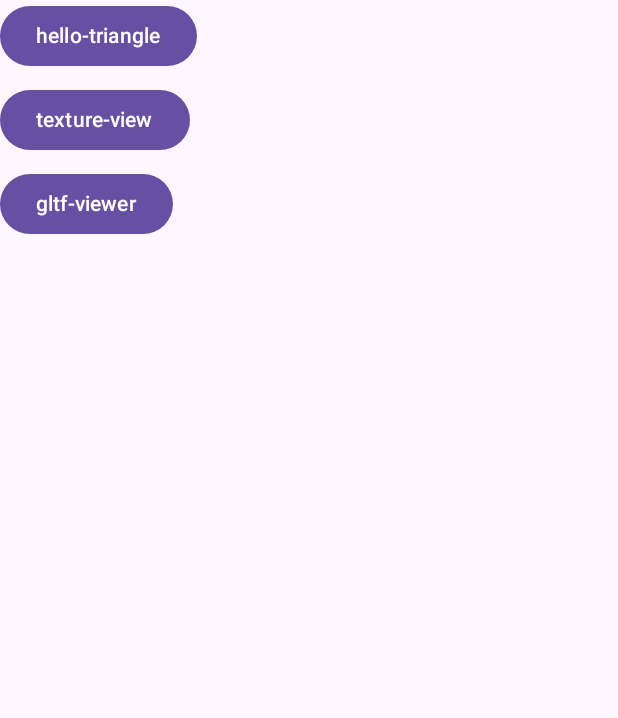
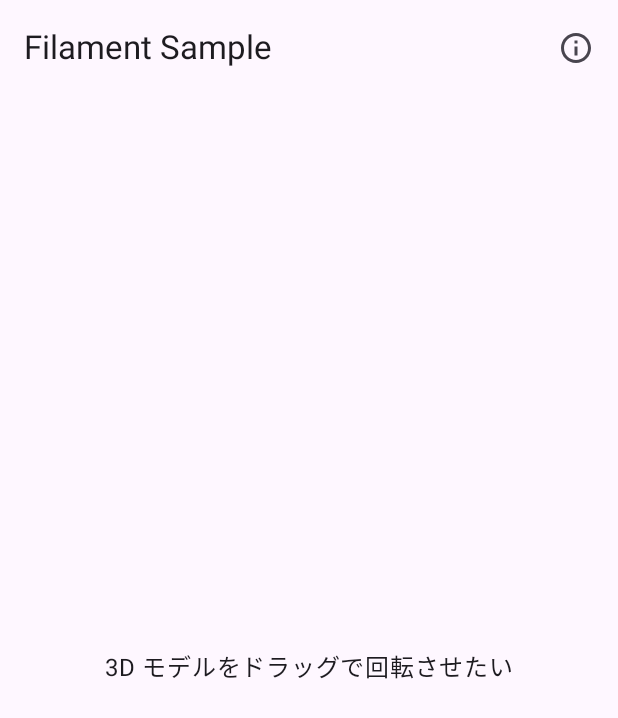
Before and after one commit to Kaito-Dogi/android-filament-sample, an Android app built with Jetpack Compose: the screen it shows after launch (MainActivity), on a phone screen of 412 x 824 dp. Shown: the top 718 px of the screen. Run offline under Robolectric (Android 15) with nearby library versions, the phone set to English and light mode, and no system bars; our stand-ins replace Dagger/Hilt's generated code; libraries missing offline, so code that uses them is left out: com.google.android.filament; 2 statements that could not run were skipped.

Commit message:
feat: サンプルに遷移するボタンを BottomSheet で表示

```diff
--- a/app/src/main/java/app/doggy/filamentsample/MainScreen.kt
+++ b/app/src/main/java/app/doggy/filamentsample/MainScreen.kt
@@ -1,25 +1,54 @@
 package app.doggy.filamentsample
 
-import androidx.compose.foundation.layout.Column
+import androidx.compose.foundation.layout.Box
 import androidx.compose.foundation.layout.fillMaxSize
 import androidx.compose.foundation.layout.padding
+import androidx.compose.material3.ExperimentalMaterial3Api
 import androidx.compose.material3.MaterialTheme
+import androidx.compose.material3.ModalBottomSheet
 import androidx.compose.material3.Scaffold
-import androidx.compose.material3.Surface
+import androidx.compose.material3.Text
 import androidx.compose.runtime.Composable
+import androidx.compose.runtime.getValue
+import androidx.compose.ui.Alignment
 import androidx.compose.ui.Modifier
 import androidx.compose.ui.tooling.preview.Preview
+import androidx.compose.ui.unit.dp
+import androidx.hilt.navigation.compose.hiltViewModel
+import androidx.lifecycle.compose.collectAsStateWithLifecycle
+import app.doggy.filamentsample.component.MainTopAppBar
 import app.doggy.filamentsample.component.SampleSection
 
+@OptIn(ExperimentalMaterial3Api::class)
 @Composable
-internal fun MainScreen() {
+internal fun MainScreen(
+  viewModel: MainViewModel = hiltViewModel(),
+) {
+  val uiState by viewModel.uiState.collectAsStateWithLifecycle()
+
   Scaffold(
     modifier = Modifier.fillMaxSize(),
+    topBar = {
+      MainTopAppBar(onIconClick = viewModel::onTopAppBarIconClick)
+    },
   ) { innerPadding ->
-    Column(
-        modifier = Modifier.padding(innerPadding),
+    Box(
+      modifier = Modifier
+          .fillMaxSize()
+          .padding(innerPadding),
+      contentAlignment = Alignment.Center,
     ) {
-      SampleSection()
+      Text(text = "3D モデルをドラッグで回転させたい")
+    }
+  }
+
+  if (uiState.isBottomSheetShown) {
+    ModalBottomSheet(
+      onDismissRequest = viewModel::onBottomSheetDismissRequest,
+    ) {
+      SampleSection(
+        modifier = Modifier.padding(16.dp),
+      )
     }
   }
 }
--- /dev/null
+++ b/app/src/main/java/app/doggy/filamentsample/MainUiState.kt
@@ -0,0 +1,14 @@
+package app.doggy.filamentsample
+
+import androidx.compose.runtime.Immutable
+
+@Immutable
+internal data class MainUiState(
+  val isBottomSheetShown: Boolean,
+) {
+  companion object {
+    val InitialValue = MainUiState(
+      isBottomSheetShown = false,
+    )
+  }
+}
--- /dev/null
+++ b/app/src/main/java/app/doggy/filamentsample/MainViewModel.kt
@@ -0,0 +1,30 @@
+package app.doggy.filamentsample
+
+import androidx.lifecycle.ViewModel
+import dagger.hilt.android.lifecycle.HiltViewModel
+import javax.inject.Inject
+import kotlinx.coroutines.flow.MutableStateFlow
+import kotlinx.coroutines.flow.asStateFlow
+import kotlinx.coroutines.flow.update
+
+@HiltViewModel
+internal class MainViewModel @Inject constructor() : ViewModel() {
+  private val _uiState = MutableStateFlow(MainUiState.InitialValue)
+  val uiState = _uiState.asStateFlow()
+
+  fun onTopAppBarIconClick() {
+    _uiState.update {
+      it.copy(
+        isBottomSheetShown = true,
+      )
+    }
+  }
+
+  fun onBottomSheetDismissRequest() {
+    _uiState.update {
+      it.copy(
+        isBottomSheetShown = false,
+      )
+    }
+  }
+}
--- /dev/null
+++ b/app/src/main/java/app/doggy/filamentsample/component/MainTopAppBar.kt
@@ -0,0 +1,33 @@
+package app.doggy.filamentsample.component
+
+import androidx.compose.material.icons.Icons
+import androidx.compose.material.icons.outlined.Info
+import androidx.compose.material3.ExperimentalMaterial3Api
+import androidx.compose.material3.Icon
+import androidx.compose.material3.IconButton
+import androidx.compose.material3.Text
+import androidx.compose.material3.TopAppBar
+import androidx.compose.runtime.Composable
+import androidx.compose.ui.Modifier
+
+@OptIn(ExperimentalMaterial3Api::class)
+@Composable
+internal fun MainTopAppBar(
+  onIconClick: () -> Unit,
+  modifier: Modifier = Modifier,
+) {
+  TopAppBar(
+    title = {
+      Text(text = "Filament Sample")
+    },
+    modifier = modifier,
+    actions = {
+      IconButton(onClick = onIconClick) {
+        Icon(
+          imageVector = Icons.Outlined.Info,
+          contentDescription = "Bottom Sheet を開く",
+        )
+      }
+    },
+  )
+}
```
Also changed, not shown: app/build.gradle.kts (+6 -3 lines).
